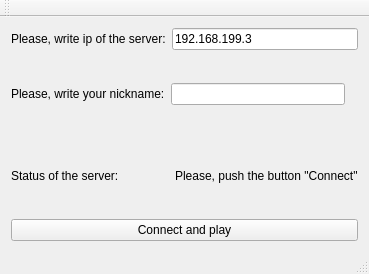
The window that Client/Client_v01/mainwindow.ui (TokiSeven/2course_coursework) describes before a commit, drawn with Qt 5.
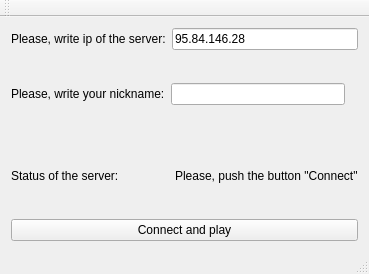
The same window after the commit.

Patch:
```diff
--- a/Client/Client_v01/mainwindow.ui
+++ b/Client/Client_v01/mainwindow.ui
@@ -29,7 +29,7 @@
         <item>
          <widget class="QLineEdit" name="line_server_ip">
           <property name="text">
-           <string>192.168.199.3</string>
+           <string>95.84.146.28</string>
           </property>
          </widget>
         </item>
```
